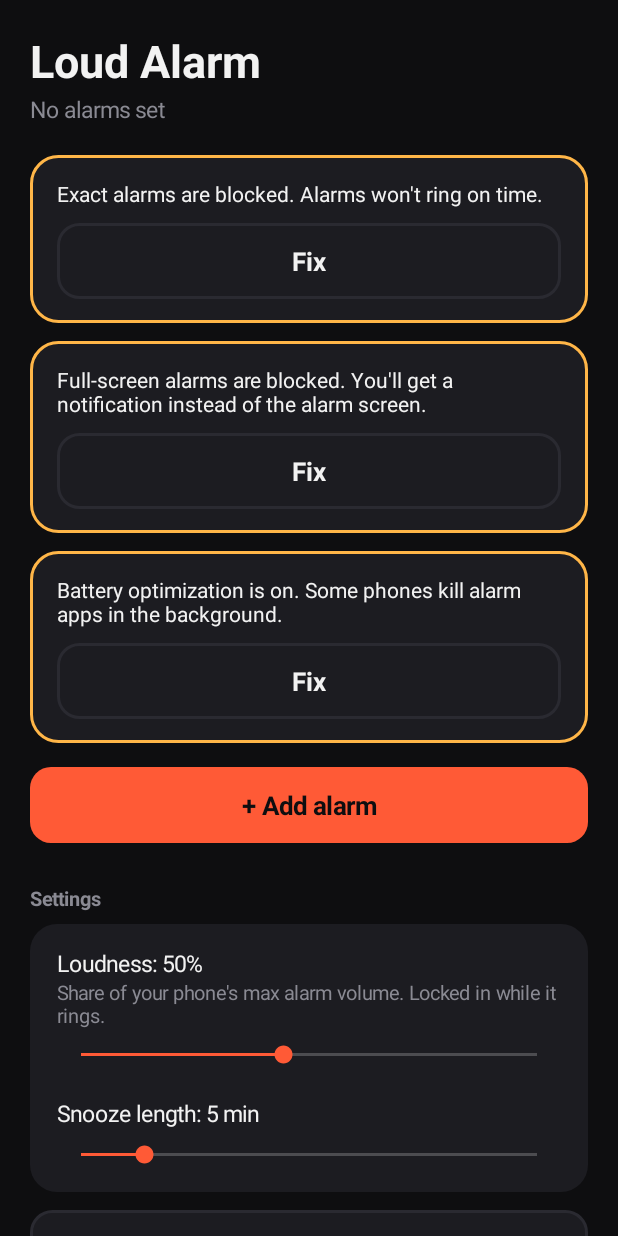
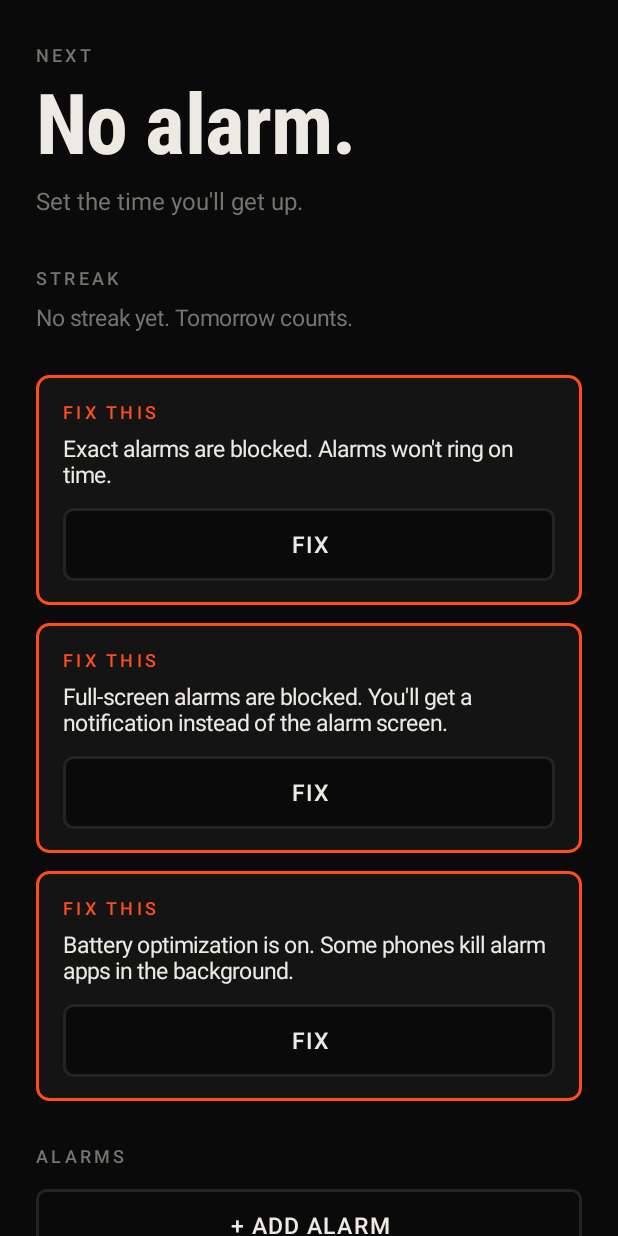
Before and after one commit to Visalan-H/loud-alarm, an Android app: the screen it shows after launch (MainActivity), on a phone screen of 412 x 824 dp. Run offline under Robolectric (Android 15) with nearby library versions, the phone set to English and light mode, and no system bars.

Commit message:
restyle ui and add wake-up streak

```diff
--- a/app/src/main/java/dev/loudalarm/AlarmStore.kt
+++ b/app/src/main/java/dev/loudalarm/AlarmStore.kt
@@ -3,6 +3,7 @@ package dev.loudalarm
 import android.content.Context
 import org.json.JSONArray
 import org.json.JSONException
+import java.time.LocalDate
 
 data class Snooze(val alarmId: Int, val at: Long)
 
@@ -64,6 +65,33 @@ class AlarmStore(context: Context) {
             edit.commit()
         }
 
+    var streak: Streak
+        get() {
+            val day = prefs.getLong(KEY_STREAK_DAY, -1L)
+            return Streak(prefs.getInt(KEY_STREAK, 0), if (day < 0) null else LocalDate.ofEpochDay(day))
+        }
+        set(value) {
+            prefs.edit()
+                .putInt(KEY_STREAK, value.count)
+                .putLong(KEY_STREAK_DAY, value.lastDay?.toEpochDay() ?: -1L)
+                .commit()
+        }
+
+    /** Set when this morning's alarm was snoozed, so the final turn-off doesn't count as clean. */
+    var snoozedToday: Boolean
+        get() = prefs.getBoolean(KEY_SNOOZED, false)
+        set(value) {
+            prefs.edit().putBoolean(KEY_SNOOZED, value).commit()
+        }
+
+    /** Records how a real (non-test) alarm ended and returns the updated streak. */
+    fun recordWake(clean: Boolean, today: LocalDate = LocalDate.now()): Streak {
+        val next = streak.after(clean && !snoozedToday, today)
+        streak = next
+        snoozedToday = false
+        return next
+    }
+
     /** When the current ring started, or 0 when nothing is ringing. */
     val ringingSince: Long get() = prefs.getLong(KEY_RING_SINCE, 0L)
     val isRinging: Boolean get() = ringingSince != 0L
@@ -99,5 +127,8 @@ class AlarmStore(context: Context) {
         const val KEY_RING_SINCE = "ringing_since"
         const val KEY_RING_ID = "ringing_id"
         const val KEY_SAVED_VOLUME = "saved_volume"
+        const val KEY_STREAK = "streak"
+        const val KEY_STREAK_DAY = "streak_day"
+        const val KEY_SNOOZED = "snoozed_today"
     }
 }
--- /dev/null
+++ b/app/src/main/java/dev/loudalarm/Lines.kt
@@ -0,0 +1,27 @@
+package dev.loudalarm
+
+import java.time.LocalDate
+
+/** Short, plain lines for the ring screen. One per day, so the same morning reads the same. */
+object Lines {
+    val wake = listOf(
+        "You set this for a reason.",
+        "Feet on the floor.",
+        "Yesterday you made the plan. Keep it.",
+        "Nobody else is getting you up.",
+        "You don't have to feel ready.",
+        "Do the hard part first.",
+        "The day starts when you stand up.",
+        "Five more minutes never helped.",
+        "Wanting it is easy. This is the test.",
+        "Get up. Then decide how you feel.",
+    )
+
+    fun forDay(day: LocalDate = LocalDate.now()): String = wake[day.dayOfYear % wake.size]
+
+    fun streakLine(count: Int): String = when (count) {
+        0 -> "No streak yet. Tomorrow counts."
+        1 -> "1 morning up without snoozing."
+        else -> "$count mornings in a row, no snooze."
+    }
+}
--- a/app/src/main/java/dev/loudalarm/MainActivity.kt
+++ b/app/src/main/java/dev/loudalarm/MainActivity.kt
@@ -19,6 +19,7 @@ import android.widget.ScrollView
 import android.widget.SeekBar
 import android.widget.Switch
 import java.time.DayOfWeek
+import java.time.Instant
 import java.time.ZonedDateTime
 import java.time.format.TextStyle
 import java.util.Locale
@@ -32,7 +33,7 @@ class MainActivity : Activity() {
         store = AlarmStore(this)
         content = LinearLayout(this).apply {
             orientation = LinearLayout.VERTICAL
-            setPadding(dp(20), dp(20), dp(20), dp(28))
+            setPadding(dp(24), dp(28), dp(24), dp(32))
         }
         setContentView(ScrollView(this).apply {
             setBackgroundColor(Palette.BG)
@@ -64,35 +65,58 @@ class MainActivity : Activity() {
 
     private fun render() {
         content.removeAllViews()
-        content.addView(label("Loud Alarm", 30f, bold = true))
-        content.addView(label(nextRingSummary(), 15f, Palette.MUTED), lp(top = 2, bottom = 20))
+
+        heroBlock()
+        streakBlock()
 
         setupIssues().forEach { (text, fix) -> content.addView(issueRow(text, fix), lp(bottom = 12)) }
 
+        content.addView(eyebrow("Alarms"), lp(top = 16, bottom = 10))
         store.alarms().sortedBy { it.hour * 60 + it.minute }.forEach {
             content.addView(alarmCard(it), lp(bottom = 12))
         }
+        content.addView(button("+ Add alarm", filled = false) {
+            pickTime(7, 0) { h, m -> save(Alarm(store.nextId(), h, m)) }
+        }, lp(top = 4, bottom = 32))
 
-        content.addView(button("+ Add alarm") {
-            pickTime(7, 0) { h, m -> save(Alarm(store.nextId(), h, m)) }
-        }, lp(top = 4, bottom = 28))
+        content.addView(eyebrow("Settings"), lp(bottom = 10))
+        content.addView(settingsCard(), lp(bottom = 16))
 
-        content.addView(label("Settings", 13f, Palette.MUTED, bold = true), lp(bottom = 8))
-        content.addView(settingsCard(), lp(bottom = 12))
-
-        content.addView(button("Test: ring in 10 seconds", filled = false) {
+        content.addView(button("Test ring in 10 s", filled = false) {
             if (Scheduler.test(this, 10_000L)) toast("Lock your phone. It rings in 10 seconds.")
             else toast("Allow exact alarms first.")
         })
     }
 
-    private fun nextRingSummary(): String {
+    private fun heroBlock() {
+        content.addView(eyebrow("Next"))
         val now = ZonedDateTime.now()
-        val nowMs = now.toInstant().toEpochMilli()
         val next = (store.alarms().filter { it.enabled }.map { it.nextTrigger(now).toInstant().toEpochMilli() } +
             listOfNotNull(store.snooze?.at)).minOrNull()
-            ?: return "No alarms set"
-        return "Next alarm in ${untilText(next - nowMs)}"
+        if (next == null) {
+            content.addView(display("No alarm.", 56f), lp(top = 6))
+            content.addView(label("Set the time you'll get up.", 16f, Palette.MUTED), lp(top = 6, bottom = 32))
+            return
+        }
+        val at = ZonedDateTime.ofInstant(Instant.ofEpochMilli(next), now.zone)
+        val day = when (at.toLocalDate()) {
+            now.toLocalDate() -> "Today"
+            now.toLocalDate().plusDays(1) -> "Tomorrow"
+            else -> at.dayOfWeek.getDisplayName(TextStyle.FULL, Locale.getDefault())
+        }
+        content.addView(display(formatTime(at.hour, at.minute), 56f), lp(top = 6))
+        content.addView(
+            label("$day · in ${untilText(next - now.toInstant().toEpochMilli())}", 16f, Palette.MUTED),
+            lp(top = 6, bottom = 32),
+        )
+    }
+
+    private fun streakBlock() {
+        val count = store.streak.count
+        content.addView(eyebrow("Streak"))
+        // A big grey zero reads as failure before you've even started; show the number once it exists.
+        if (count > 0) content.addView(display(count.toString(), 40f), lp(top = 6))
+        content.addView(label(Lines.streakLine(count), 15f, Palette.MUTED), lp(top = if (count > 0) 4 else 8, bottom = 28))
     }
 
     private fun alarmCard(alarm: Alarm): View = card().apply {
@@ -100,7 +124,7 @@ class MainActivity : Activity() {
             orientation = LinearLayout.HORIZONTAL
             gravity = Gravity.CENTER_VERTICAL
         }
-        val time = label(formatTime(alarm.hour, alarm.minute), 42f, if (alarm.enabled) Palette.TEXT else Palette.MUTED, bold = true)
+        val time = display(formatTime(alarm.hour, alarm.minute), 36f,if (alarm.enabled) Palette.TEXT else Palette.MUTED)
         time.setOnClickListener {
             pickTime(alarm.hour, alarm.minute) { h, m -> save(alarm.copy(hour = h, minute = m, enabled = true)) }
         }
@@ -112,25 +136,26 @@ class MainActivity : Activity() {
             setOnCheckedChangeListener { _, on -> save(alarm.copy(enabled = on)) }
         })
         addView(top)
-        addView(label(Days.describe(alarm.days), 14f, Palette.MUTED))
+        addView(label(Days.describe(alarm.days), 14f, Palette.MUTED), lp(top = 4))
 
         val days = LinearLayout(context).apply { orientation = LinearLayout.HORIZONTAL }
         for (day in DayOfWeek.entries) {
             val on = alarm.repeatsOn(day)
             val chip = label(day.getDisplayName(TextStyle.NARROW, Locale.getDefault()), 14f,
-                if (on) Palette.BG else Palette.MUTED, bold = true).apply {
+                if (on) Palette.BG else Palette.MUTED).apply {
+                typeface = Type.MEDIUM
                 gravity = Gravity.CENTER
-                background = rounded(if (on) Palette.ACCENT else Palette.SURFACE_HIGH, 20)
-                setPadding(0, dp(8), 0, dp(8))
+                background = rounded(if (on) Palette.ACCENT else Palette.SURFACE_HIGH, 6)
+                setPadding(0, dp(9), 0, dp(9))
                 setOnClickListener { save(alarm.copy(days = alarm.days xor day.bit, enabled = true)) }
             }
             days.addView(chip, lp(width = 0, weight = 1f).apply { marginStart = dp(3); marginEnd = dp(3) })
         }
-        addView(days, lp(top = 12))
+        addView(days, lp(top = 14))
 
-        addView(label("Delete", 14f, Palette.MUTED).apply {
+        addView(eyebrow("Delete").apply {
             gravity = Gravity.END
-            setPadding(0, dp(12), 0, 0)
+            setPadding(0, dp(14), 0, dp(2))
             setOnClickListener {
                 Scheduler.cancel(context, alarm.id)
                 store.delete(alarm.id)
@@ -140,38 +165,42 @@ class MainActivity : Activity() {
     }
 
     private fun settingsCard(): View = card().apply {
-        val volumeLabel = label("", 15f)
+        addView(eyebrow("Loudness"))
+        val volumeValue = display("", 28f)
         fun showVolume(p: Int) {
-            volumeLabel.text = "Loudness: $p%"
+            volumeValue.text = "$p%"
         }
         showVolume(store.volumePercent)
-        addView(volumeLabel)
-        addView(label("Share of your phone's max alarm volume. Locked in while it rings.", 13f, Palette.MUTED))
+        addView(volumeValue, lp(top = 4))
+        addView(label("Share of your phone's max alarm volume. Locked in while it rings.", 13f, Palette.MUTED), lp(top = 4))
         addView(SeekBar(context).apply {
             min = 10
             max = 100
             progress = store.volumePercent
             onChange { store.volumePercent = it; showVolume(it) }
-        }, lp(top = 8, bottom = 20))
+        }, lp(top = 10, bottom = 24))
 
-        val snoozeLabel = label("", 15f)
+        addView(eyebrow("Snooze"))
+        val snoozeValue = display("", 28f)
         fun showSnooze(m: Int) {
-            snoozeLabel.text = "Snooze length: $m min"
+            snoozeValue.text = "$m min"
         }
         showSnooze(store.snoozeMinutes)
-        addView(snoozeLabel)
+        addView(snoozeValue, lp(top = 4))
+        addView(label("Snoozing resets your streak.", 13f, Palette.MUTED), lp(top = 4))
         addView(SeekBar(context).apply {
             min = 1
             max = 30
             progress = store.snoozeMinutes
             onChange { store.snoozeMinutes = it; showSnooze(it) }
-        }, lp(top = 8))
+        }, lp(top = 10))
     }
 
     private fun issueRow(text: String, fix: () -> Unit): View = card().apply {
-        background = rounded(Palette.SURFACE, 18, strokeColor = Palette.WARN)
-        addView(label(text, 14f))
-        addView(button("Fix", filled = false, onClick = fix), lp(top = 10))
+        background = rounded(Palette.SURFACE, 8, strokeColor = Palette.ACCENT)
+        addView(eyebrow("Fix this", Palette.ACCENT))
+        addView(label(text, 15f), lp(top = 6))
+        addView(button("Fix", filled = false, onClick = fix), lp(top = 12))
     }
 
     private fun setupIssues(): List<Pair<String, () -> Unit>> = buildList {
--- a/app/src/main/java/dev/loudalarm/Ui.kt
+++ b/app/src/main/java/dev/loudalarm/Ui.kt
@@ -20,16 +20,39 @@ import java.util.Locale
 import kotlin.math.ceil
 import kotlin.math.roundToInt
 
+/** Near-black, off-white, one ember accent. Nothing else competes for attention. */
 internal object Palette {
-    const val BG = 0xFF0E0E10.toInt()
-    const val SURFACE = 0xFF1C1C21.toInt()
-    const val SURFACE_HIGH = 0xFF2A2A31.toInt()
-    const val TEXT = 0xFFF2F2F2.toInt()
-    const val MUTED = 0xFF8A8A93.toInt()
-    const val ACCENT = 0xFFFF5A36.toInt()
-    const val GOOD = 0xFF4CD07D.toInt()
-    const val WARN = 0xFFFFB648.toInt()
+    const val BG = 0xFF0A0A0A.toInt()
+    const val SURFACE = 0xFF141414.toInt()
+    const val SURFACE_HIGH = 0xFF242424.toInt()
+    const val TEXT = 0xFFEDEAE4.toInt()
+    const val MUTED = 0xFF77746F.toInt()
+    const val ACCENT = 0xFFFF4D1A.toInt()
+    const val GOOD = 0xFFEDEAE4.toInt()
+    const val WARN = 0xFFFF4D1A.toInt()
 }
+
+internal object Type {
+    /** Bold condensed sans for times and headlines. */
+    val DISPLAY: Typeface = Typeface.create("sans-serif-condensed", Typeface.BOLD)
+    val BODY: Typeface = Typeface.create("sans-serif", Typeface.NORMAL)
+    val MEDIUM: Typeface = Typeface.create("sans-serif-medium", Typeface.NORMAL)
+}
+
+/** Big condensed headline text. */
+internal fun Context.display(text: CharSequence, sizeSp: Float, color: Int = Palette.TEXT) =
+    label(text, sizeSp, color).apply {
+        typeface = Type.DISPLAY
+        letterSpacing = -0.01f
+        includeFontPadding = false
+    }
+
+/** Small uppercase, widely tracked label used above sections. */
+internal fun Context.eyebrow(text: String, color: Int = Palette.MUTED) =
+    label(text.uppercase(), 12f, color).apply {
+        typeface = Type.MEDIUM
+        letterSpacing = 0.18f
+    }
 
 internal fun Context.dp(value: Int): Int = (value * resources.displayMetrics.density).roundToInt()
 
@@ -56,11 +79,13 @@ internal fun Context.rounded(color: Int, radiusDp: Int = 14, strokeColor: Int? =
 internal fun Context.button(text: String, filled: Boolean = true, onClick: () -> Unit) =
     TextView(this).apply {
         this.text = text
-        textSize = 17f
-        typeface = Typeface.DEFAULT_BOLD
+        textSize = 15f
+        typeface = Type.MEDIUM
+        letterSpacing = 0.08f
+        isAllCaps = true
         gravity = Gravity.CENTER
         setTextColor(if (filled) Palette.BG else Palette.TEXT)
-        val shape = if (filled) rounded(Palette.ACCENT) else rounded(Palette.SURFACE, strokeColor = Palette.SURFACE_HIGH)
+        val shape = if (filled) rounded(Palette.ACCENT, 6) else rounded(Palette.BG, 6, strokeColor = Palette.SURFACE_HIGH)
         background = RippleDrawable(ColorStateList.valueOf(0x33FFFFFF), shape, null)
         setPadding(dp(16), dp(14), dp(16), dp(14))
         isClickable = true
@@ -69,7 +94,7 @@ internal fun Context.button(text: String, filled: Boolean = true, onClick: () ->
 
 internal fun Context.card() = LinearLayout(this).apply {
     orientation = LinearLayout.VERTICAL
-    background = rounded(Palette.SURFACE, 18)
+    background = rounded(Palette.SURFACE, 8)
     setPadding(dp(18), dp(16), dp(18), dp(16))
 }
 
--- a/app/src/main/res/values/themes.xml
+++ b/app/src/main/res/values/themes.xml
@@ -1,7 +1,7 @@
 <?xml version="1.0" encoding="utf-8"?>
 <resources>
-    <color name="bg">#0E0E10</color>
-    <color name="accent">#FF5A36</color>
+    <color name="bg">#0A0A0A</color>
+    <color name="accent">#FF4D1A</color>
 
     <style name="Theme.LoudAlarm" parent="android:Theme.Material.NoActionBar">
         <item name="android:colorAccent">@color/accent</item>
```
Also changed, not shown: app/src/main/java/dev/loudalarm/RingActivity.kt (+105 -37 lines), app/src/main/java/dev/loudalarm/Streak.kt (added, +15 -0 lines), 2 other files.
